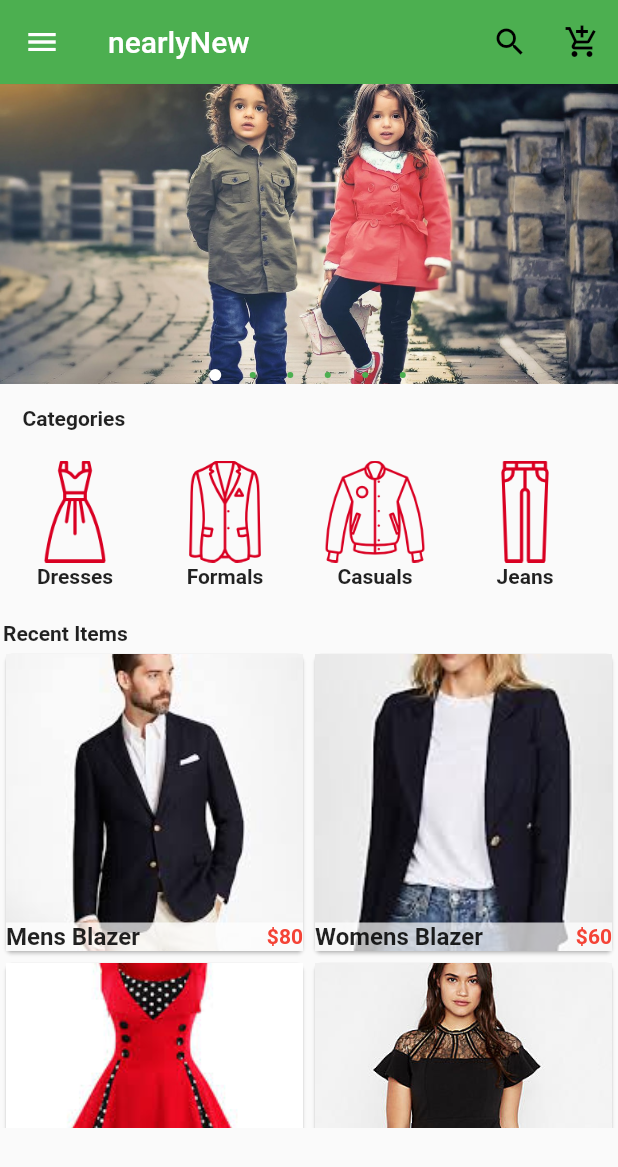
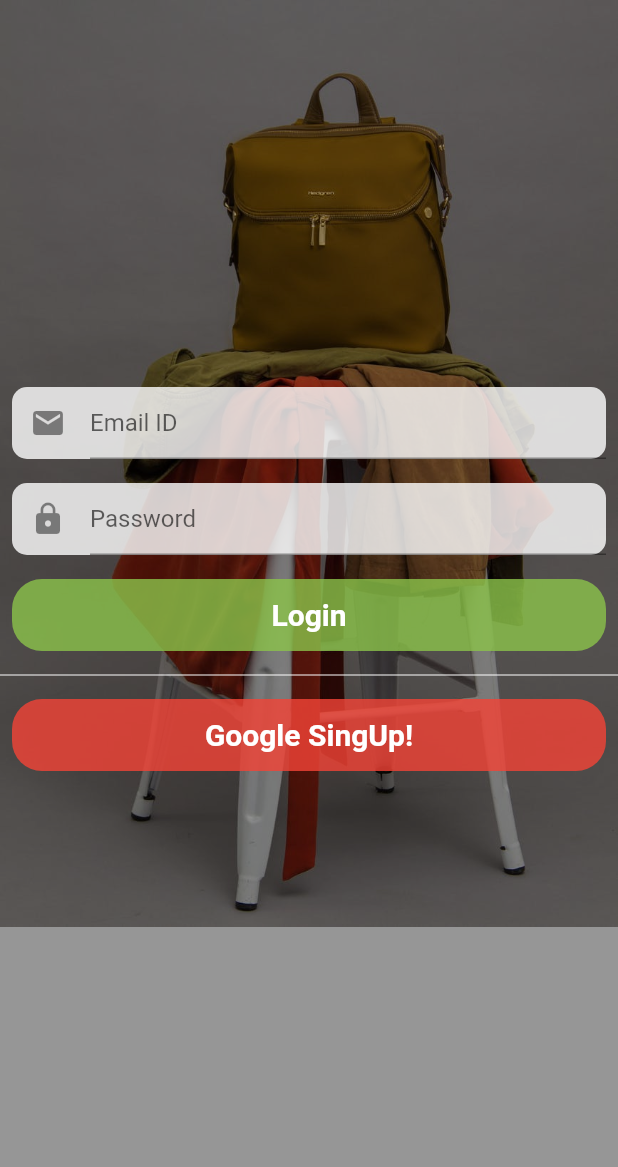
Before and after one commit to Pardha2710/COMP313-001_Project2_Team4, a Flutter app: the screen it shows after launch, on a phone screen of 412 x 824 dp. Shown: the top 1167 px of the screen. Run offline on Flutter 3.47's test engine with Material 2 defaults, Android fonts, the phone set to English and light mode, and no system bars; drawn by our look-alikes of carousel_pro; our stand-ins replace cloud_firestore, firebase_auth, fluttertoast, google_sign_in, shared_preferences; accounts and stored records are empty.

Commit message:
Cloud and Backend
Added Firestore cloud with Firebase back to the application.

```diff
--- a/nearlynew_app/lib/components/category.dart
+++ b/nearlynew_app/lib/components/category.dart
@@ -3,7 +3,7 @@
   @override
   Widget build(BuildContext context) {
     return Container(
-      height: 110.0,
+      height: 80.0,
       child: ListView(
         scrollDirection: Axis.horizontal,
         children: <Widget>[
@@ -41,9 +41,9 @@
     child: InkWell(
       onTap: (){},
       child: Container(
-        width: 100.0,
+        width: 90.0,
         child: ListTile(
-          title: Image.asset(location,width: 100.0,height: 70.0),
+          title: Image.asset(location,width: 40,height: 40.0),
           subtitle: Container(
             alignment: Alignment.topCenter,
             child: Text(caption,style: TextStyle(fontWeight: FontWeight.bold,
--- a/nearlynew_app/lib/components/items.dart
+++ b/nearlynew_app/lib/components/items.dart
@@ -83,11 +83,14 @@
         gridDelegate: new SliverGridDelegateWithFixedCrossAxisCount(
             crossAxisCount: 2),
         itemBuilder: (BuildContext context,int index){
-          return Products(
-            itemName: items_list[index]['itemName'],
-            image: items_list[index]['picture'],
-            old_price: items_list[index]['oldPrice'],
-            new_price: items_list[index]['price'],
+          return Padding(
+            padding: const EdgeInsets.all(4.0),
+            child: Products(
+              itemName: items_list[index]['itemName'],
+              image: items_list[index]['picture'],
+              old_price: items_list[index]['oldPrice'],
+              new_price: items_list[index]['price'],
+            ),
           );
         }
     );
--- a/nearlynew_app/lib/main.dart
+++ b/nearlynew_app/lib/main.dart
@@ -1,164 +1,13 @@
 import 'package:flutter/material.dart';
-import 'package:carousel_pro/carousel_pro.dart';
-import 'package:nearlynew_app/components/category.dart';
-import 'package:nearlynew_app/components/items.dart';
-import 'package:nearlynew_app/sources/shoppingcart.dart';
+import 'package:nearlynew_app/sources/login.dart';
 
 void main()
 {
   runApp(
     MaterialApp(
         debugShowCheckedModeBanner: false,
-        home:HomePage(),
+        home:LoginPage(),
     )
 
   );
 }
-
-class HomePage extends StatefulWidget {
-  @override
-  _HomePageState createState() => _HomePageState();
-}
-
-class _HomePageState extends State<HomePage> {
-  @override
-  Widget build(BuildContext context) {
-    Widget display=new Container(
-        height: 200.0,
-        child: Carousel(
-          boxFit: BoxFit.cover,
-          images: [
-            AssetImage('images/c1.jpg'),
-            AssetImage('images/m1.jpeg'),
-            AssetImage('images/m2.jpg'),
-            AssetImage('images/w1.jpeg'),
-            AssetImage('images/w3.jpeg'),
-            AssetImage('images/w4.jpeg')
-          ],
-          autoplay: false,
-          dotSize: 4.0,
-          dotColor: Colors.green,
-          indicatorBgPadding: 2.0,
-          dotBgColor: Colors.transparent,
-          //  animationCurve: Curves.fastOutSlowIn,
-          //animationDuration: Duration(microseconds: 1000),
-        )
-    );
-    return Scaffold(
-      appBar: new AppBar(
-        elevation: 0.1,
-        backgroundColor: Colors.green,
-        title: Text('nearlyNew'),
-        actions: <Widget>[
-          IconButton(icon: Icon(Icons.search,color: Colors.black),onPressed: ()
-          {}),
-          IconButton(icon: Icon(Icons.add_shopping_cart,color: Colors.black),onPressed: ()
-          {
-            Navigator.push(context, MaterialPageRoute(builder:
-            (context)=>new ShoppingCart()));
-          })
-        ],
-      ),
-      drawer: Drawer(
-        child: ListView(
-          children: <Widget>[
-            //Hearder
-            UserAccountsDrawerHeader(
-              accountName: Text('admin'),
-              accountEmail: Text('admin@gmail.com'),
-              currentAccountPicture: GestureDetector(
-                child: CircleAvatar(
-                  backgroundColor: Colors.black,
-                  child: Icon(Icons.person,color: Colors.white),
-                ),
-              ),
-              decoration: BoxDecoration(
-                  color: Colors.green
-              ),
-            ),
-
-            //body
-            InkWell(
-              onTap: (){},
-              child: ListTile(
-                title: Text('Home'),
-                leading: Icon(Icons.home,color: Colors.green),
-              ),
-            ),
-            InkWell(
-              onTap: (){},
-              child: ListTile(
-                title: Text('Profile'),
-                leading: Icon(Icons.account_box,color: Colors.green),
-              ),
-            ),
-            InkWell(
-              onTap: (){},
-              child: ListTile(
-                title: Text('My Orders'),
-                leading: Icon(Icons.shop,color: Colors.green),
-              ),
-            ),
-            InkWell(
-              onTap: (){
-                Navigator.push(context, MaterialPageRoute(builder:
-                (context)=>new ShoppingCart()));
-              },
-              child: ListTile(
-                title: Text('Shopping Basket'),
-                leading: Icon(Icons.shopping_cart,color: Colors.green),
-              ),
-            ),
-            InkWell(
-              onTap: (){},
-              child: ListTile(
-                title: Text('Wish List'),
-                leading: Icon(Icons.favorite_border,color: Colors.green),
-              ),
-            ),
-            Divider(),
-            InkWell(
-              onTap: (){},
-              child: ListTile(
-                title: Text('Settings'),
-                leading: Icon(Icons.settings_applications,color: Colors.green),
-              ),
-            ),
-            InkWell(
-              onTap: (){},
-              child: ListTile(
-                title: Text('About'),
-                leading: Icon(Icons.live_help,color: Colors.green),
-              ),
-            )
-          ],
-        ),
-      ),
-      body: ListView(
-        children: <Widget>[
-          //Image carousel
-          display,
-
-          //Padding Widget for Category
-          new Padding(padding: const EdgeInsets.all(15.0),
-            child: Text('Categories',style: TextStyle(color: Colors.black87,fontWeight: FontWeight.bold),),
-          ),
-
-        CategoryList(),
-
-          //Padding Widget for Recent Products
-        new Padding(padding: const EdgeInsets.all(2.0),
-          child: Text('Recent Items',style: TextStyle(color: Colors.black87,fontWeight: FontWeight.bold),),),
-
-
-          //Grid View Items
-          Container(
-            height: 320.0,
-            child: Items(),
-          )
-
-        ],
-      ),
-    );
-  }
-}
--- a/nearlynew_app/lib/sources/itemdetails.dart
+++ b/nearlynew_app/lib/sources/itemdetails.dart
@@ -1,7 +1,8 @@
 import 'package:flutter/material.dart';
-import 'package:nearlynew_app/components/category.dart';
-import 'package:nearlynew_app/main.dart';
+import 'package:nearlynew_app/sources/homepage.dart';
 
+
+//Item details
 class ItemDetails extends StatefulWidget {
   final itemName;
   final itemPicture;
--- /dev/null
+++ b/nearlynew_app/lib/sources/login.dart
@@ -0,0 +1,242 @@
+import 'package:flutter/material.dart';
+import 'package:shared_preferences/shared_preferences.dart';
+import 'package:fluttertoast/fluttertoast.dart';
+import 'package:firebase_auth/firebase_auth.dart';
+import 'package:google_sign_in/google_sign_in.dart';
+import 'package:cloud_firestore/cloud_firestore.dart';
+import 'homepage.dart';
+
+
+//Login Stateful page
+class LoginPage extends StatefulWidget {
+  @override
+  _LoginPageState createState() => _LoginPageState();
+}
+
+class _LoginPageState extends State<LoginPage> {
+  final GoogleSignIn googleSignIn=new GoogleSignIn();
+  final FirebaseAuth firebaseAuth=FirebaseAuth.instance;
+  final formKey=GlobalKey<FormState>();
+  TextEditingController emailController=TextEditingController();
+  TextEditingController passwordController=TextEditingController();
+  SharedPreferences preferences;
+
+  bool load=false;
+  bool checkLoged=false;
+
+ @override
+ void initState(){
+   super.initState();
+   isRegistered();
+ }
+  void isRegistered() async{
+      setState(() {
+        load=true;
+      });
+      preferences=await SharedPreferences.getInstance();
+      checkLoged=await googleSignIn.isSignedIn();
+      if(checkLoged)
+        {
+          Navigator.pushReplacement(context, MaterialPageRoute(builder:
+              (context)=>HomePage()));
+        }
+      setState(() {
+        load=false;
+      });
+  }
+  Future checkSigning() async{
+   preferences= await SharedPreferences.getInstance();
+
+   setState(() {
+     load=true;
+   });
+   GoogleSignInAccount googleSignInAccount=await googleSignIn.signIn();
+   GoogleSignInAuthentication googleSignInAuthentication= await googleSignInAccount.authentication;
+
+   final AuthCredential credential = GoogleAuthProvider.getCredential(
+     accessToken: googleSignInAuthentication.accessToken,
+     idToken: googleSignInAuthentication.idToken,
+   );
+
+   final AuthResult authResult = await firebaseAuth.signInWithCredential(credential);
+   FirebaseUser firebaseUser= authResult.user;
+
+   if(firebaseUser !=null)
+     {
+        final QuerySnapshot result=await Firestore.instance.collection("users").where(
+          "id",isEqualTo: firebaseUser.uid).getDocuments();
+
+        final List<DocumentSnapshot> userRecords=result.documents;
+
+        if(userRecords.length==0)
+          {
+            //User not found
+            Firestore.instance
+                .collection("users")
+                .document(firebaseUser.uid)
+                .setData({
+                  "id" : firebaseUser.uid,
+              "userName":firebaseUser.displayName,
+              "profile":firebaseUser.photoUrl
+              }
+            );
+            await preferences.setString("id", firebaseUser.uid);
+            await preferences.setString("userName", firebaseUser.displayName);
+            await preferences.setString("profile", firebaseUser.photoUrl);
+          }
+        else
+          {
+            await preferences.setString("id", userRecords[0]['id']);
+            await preferences.setString("userName", userRecords[0]['userName']);
+            await preferences.setString("profile", userRecords[0]['profile']);
+          }
+        Fluttertoast.showToast(msg: "Login Success!");
+        setState(() {
+          load=false;
+        });
+        Navigator.pushReplacement(context, MaterialPageRoute(
+          builder: (context)=>HomePage()
+        ));
+     }
+   else
+     {
+        Fluttertoast.showToast(msg: "Login Failed!");
+     }
+  }
+  @override
+  Widget build(BuildContext context) {
+    return Scaffold(
+      body: Stack(
+        children: <Widget>[
+          Image.asset('images/back.jpeg',fit: BoxFit.fill,width: double.infinity),
+          Container(
+            color: Colors.black.withOpacity(.4),
+            width: double.infinity,
+            height: double.infinity,
+          ),
+      Padding(
+        padding: const EdgeInsets.only(top:250),
+        child: Center(
+               child: Form(
+                 key: formKey,
+                 child: Column(
+                   children: <Widget>[
+                     Padding(
+                       padding: const EdgeInsets.all(8.0),
+                       child: Material(
+                         borderRadius: BorderRadius.circular(10.0),
+                         color: Colors.white.withOpacity(.8),
+                         elevation: 0,
+                         child: Padding(
+                           padding: const EdgeInsets.only(left:12.0),
+                           child: TextFormField(
+                             controller:emailController,
+                             decoration: InputDecoration(
+                               hintText: "Email ID",
+                             icon: Icon(Icons.email),),
+                             //Email Validation
+                             validator: (value){
+                               if(value.isEmpty)
+                               {
+                                 Pattern pattern=r'^(([^<>()[\]\\.,;:\s@\"]+(\.[^<>()[\]\\.,;:\s@\"]+)*)|(\".+\"))@((\[[0-9]{1,3}\.[0-9]{1,3}\.[0-9]{1,3}\.[0-9]{1,3}\])|(([a-zA-Z\-0-9]+\.)+[a-zA-Z]{2,}))$';
+                                 RegExp rex=RegExp(pattern);
+                                 if(!rex.hasMatch(value))
+                                   return 'Invalid Email ID!';
+                                 else
+                                   return null;
+                               }
+                              },
+                           ),
+                         ),
+                       ),
+                     ),
+                     Padding(
+                       padding: const EdgeInsets.all(8.0),
+                       child: Material(
+                         borderRadius: BorderRadius.circular(10.0),
+                         color: Colors.white.withOpacity(.8),
+                         elevation: 0,
+                         child: Padding(
+                           padding: const EdgeInsets.only(left:12.0),
+                           child: TextFormField(
+                             controller:passwordController,
+                             decoration: InputDecoration(
+                               hintText: "Password",
+                               icon: Icon(Icons.lock),),
+                             //Password Validation
+                             validator: (value){
+                               if(value.isEmpty)
+                                 {
+                                   return 'Password Cannot be Empty!';
+                                 }
+                               else if(value.length<6)
+                                 {
+                                   return 'Password too short!';
+                                 }
+                               else
+                                 {
+                                   return null;
+                                 }
+                             },
+
+                           ),
+                         ),
+                       ),
+                     ),
+                     Padding(
+                       padding: const EdgeInsets.all(8.0),
+                       child: Material(
+                         borderRadius: BorderRadius.circular(20.0),
+                         color: Colors.lightGreen.withOpacity(.8),
+                         elevation: 0,
+                         child:MaterialButton(
+                           onPressed: (){},
+                           minWidth: MediaQuery.of(context).size.width,
+                           child: Text("Login",textAlign: TextAlign.center,
+                           style: TextStyle(color: Colors.white,fontWeight: FontWeight.bold,
+                           fontSize: 20),),
+                         )
+                       ),
+                     ),
+                     Container(),
+                     Divider(color: Colors.white,),
+                     Padding(
+                       padding: const EdgeInsets.all(8.0),
+                       child: Material(
+                           borderRadius: BorderRadius.circular(20.0),
+                           color: Colors.red.withOpacity(.8),
+                           elevation: 0,
+                           child:MaterialButton(
+                             onPressed: (){
+                               checkSigning();
+                             },
+                             minWidth: MediaQuery.of(context).size.width,
+                             child: Text("Google SingUp!",textAlign: TextAlign.center,
+                               style: TextStyle(color: Colors.white,fontWeight: FontWeight.bold,
+                                   fontSize: 20),),
+                           )
+                       ),
+                     )
+                   ],
+                 ),
+               ),
+              ),
+      ),
+          Visibility(
+            visible: load ?? true,
+            child: Center(
+              child: Container(
+                alignment: Alignment.center,
+                color: Colors.white.withOpacity(0.9),
+                child: CircularProgressIndicator(
+                  valueColor: AlwaysStoppedAnimation<Color>(Colors.green),
+                ),
+              ),
+            ),
+          )
+        ],
+      ),
+    );
+  }
+
+}
```
Also changed, not shown: nearlynew_app/lib/components/cartitems.dart (+12 -9 lines), nearlynew_app/lib/sources/homepage.dart (added, +174 -0 lines), nearlynew_app/pubspec.yaml (+6 -1 lines), nearlynew_app/images/back.jpeg (added), nearlynew_app/images/nearlyNew.png (added), nearlynew_app/pubspec.lock, 4 other files.
